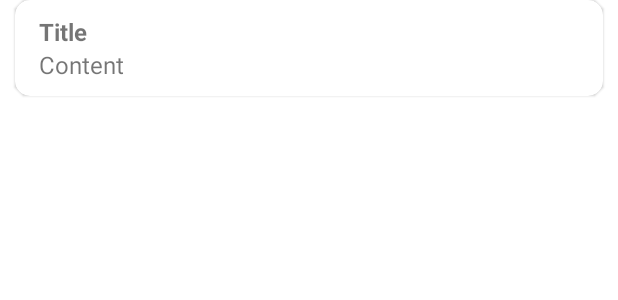
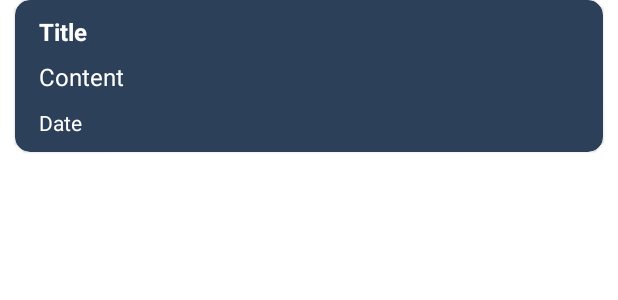
Before and after one commit to sPhaykrew/MVVM-NoteApp, an Android app: the layout recyclerview_item.xml on its own in the app's theme, with its tools: preview values and no code run, on a phone screen of 412 x 824 dp. Shown: the top 300 px of the screen. Run offline under Robolectric (Android 15) with nearby library versions, the phone set to English and light mode, and no system bars.

Commit message:
add date

```diff
--- a/app/src/main/java/com/example/note/model/NoteData.kt
+++ b/app/src/main/java/com/example/note/model/NoteData.kt
@@ -12,6 +12,6 @@ data class NoteData(
     @PrimaryKey(autoGenerate = true) val id: Int,
     @ColumnInfo val title: String,
     @ColumnInfo val content: String,
-    @ColumnInfo val color: String
-//    @ColumnInfo val timestamp: Long,
+    @ColumnInfo val color: String,
+    @ColumnInfo val date: String
 ) : Parcelable
--- a/app/src/main/java/com/example/note/view/EditNoteFragment.kt
+++ b/app/src/main/java/com/example/note/view/EditNoteFragment.kt
@@ -75,7 +75,8 @@ class EditNoteFragment : Fragment() {
                 id = note.data.id,
                 title = title,
                 content = content,
-                color = color
+                color = color,
+                date = note.data.date
             )
 
             noteViewModel.update(note)
--- a/app/src/main/java/com/example/note/view/RecyclerViewAdapter.kt
+++ b/app/src/main/java/com/example/note/view/RecyclerViewAdapter.kt
@@ -24,6 +24,7 @@ class RecyclerViewAdapter : RecyclerView.Adapter<RecyclerViewAdapter.ViewHolder>
     override fun onBindViewHolder(holder: RecyclerViewAdapter.ViewHolder, position: Int) {
         holder.binding.title.text = item[position].title
         holder.binding.content.text = item[position].content
+        holder.binding.date.text = item[position].date
         holder.binding.color.setCardBackgroundColor(Color.parseColor(item[position].color))
         holder.binding.root.setOnClickListener {
             val action = MainFragmentDirections.actionMainFragmentToEditNoteFragment(item[position])
--- a/app/src/main/res/layout/recyclerview_item.xml
+++ b/app/src/main/res/layout/recyclerview_item.xml
@@ -8,6 +8,7 @@
     android:layout_marginEnd="10dp"
     android:layout_marginBottom="10dp"
     android:layout_width="match_parent"
+    app:cardBackgroundColor="@color/color1"
     android:layout_height="wrap_content">
 
     <androidx.constraintlayout.widget.ConstraintLayout
@@ -22,6 +23,7 @@
         android:layout_marginEnd="16dp"
         android:layout_marginTop="10dp"
         android:text="@string/title"
+        android:textColor="@color/white"
         android:textSize="16sp"
         android:textStyle="bold"
         app:layout_constraintStart_toStartOf="parent"
@@ -32,13 +34,28 @@
         android:layout_width="match_parent"
         android:layout_height="wrap_content"
         android:layout_marginStart="16dp"
+        android:layout_marginTop="8dp"
         android:layout_marginEnd="16dp"
         android:paddingBottom="10dp"
+        android:textColor="@color/white"
         android:text="@string/content"
         android:textSize="16sp"
         app:layout_constraintStart_toStartOf="parent"
         app:layout_constraintTop_toBottomOf="@id/title" />
 
+        <TextView
+            android:id="@+id/date"
+            android:layout_width="match_parent"
+            android:layout_height="wrap_content"
+            android:layout_marginStart="16dp"
+            android:layout_marginEnd="16dp"
+            android:paddingBottom="10dp"
+            android:textColor="@color/white"
+            android:text="@string/date"
+            android:textSize="14sp"
+            app:layout_constraintStart_toStartOf="parent"
+            app:layout_constraintTop_toBottomOf="@id/content" />
+
 </androidx.constraintlayout.widget.ConstraintLayout>
 
 </com.google.android.material.card.MaterialCardView>
--- a/app/src/main/res/values/colors.xml
+++ b/app/src/main/res/values/colors.xml
@@ -1,9 +1,9 @@
 <?xml version="1.0" encoding="utf-8"?>
 <resources>
-    <color name="color1">#F38181</color>
-    <color name="color2">#FCE38A</color>
-    <color name="color3">#EAFFD0</color>
-    <color name="color4">#95E1D3</color>
+    <color name="color1">#2D4059</color>
+    <color name="color2">#EA5455</color>
+    <color name="color3">#F07B3F</color>
+    <color name="color4">#FFD460</color>
     <color name="black">#FF000000</color>
     <color name="white">#FFFFFFFF</color>
 </resources>
--- a/app/src/main/res/values/strings.xml
+++ b/app/src/main/res/values/strings.xml
@@ -9,6 +9,7 @@
     <string name="search">Search</string>
     <string name="delete">Delete</string>
     <string name="save">Save</string>
+    <string name="date">Date</string>
 
     ///dialog delete
     <string name="delete_title_dialog">Delete Note</string>
```
Also changed, not shown: app/src/main/java/com/example/note/view/AddNoteFragment.kt (+6 -2 lines).
